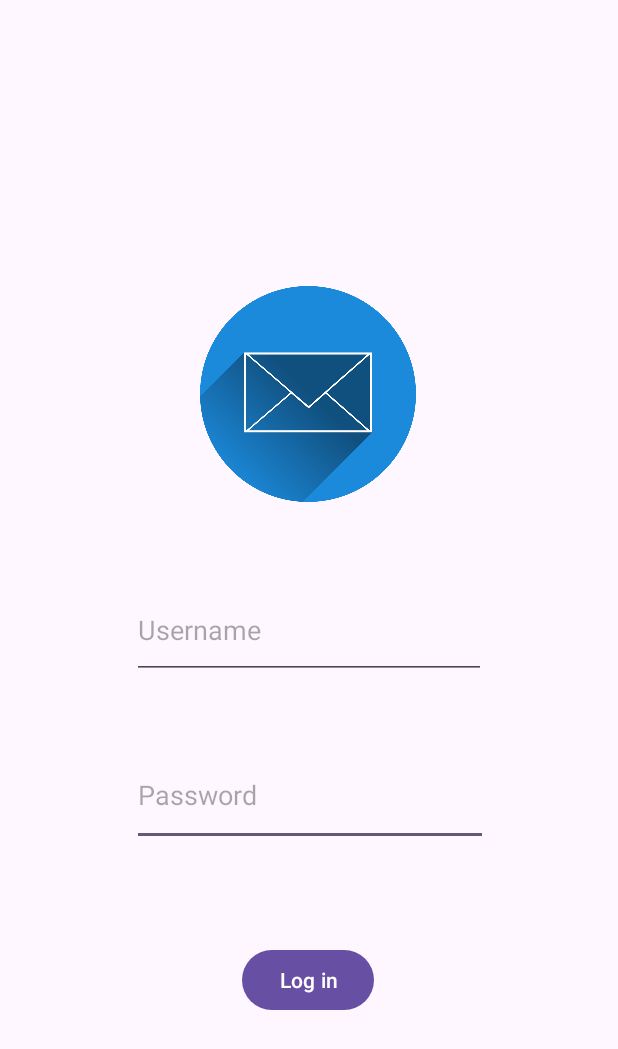
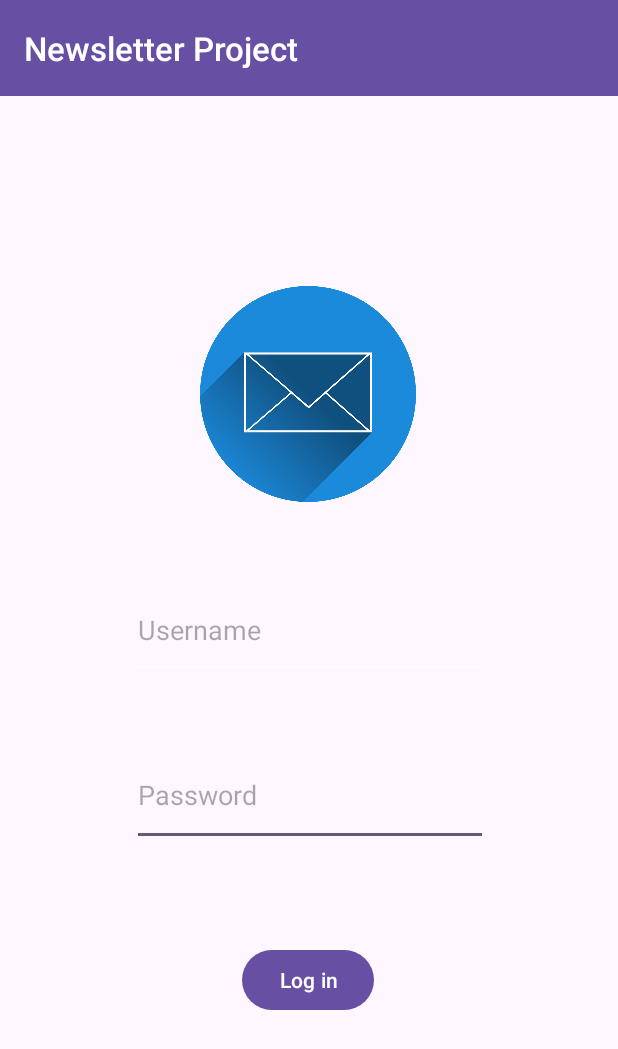
Before and after one commit to lazar-milic-upm/Android_Newsletter, an Android app: the screen it shows after launch (LoginActivity), on a phone screen of 412 x 824 dp. Shown: the top 1049 px of the screen. Run offline under Robolectric (Android 15) with nearby library versions, the phone set to English and light mode, and no system bars.

Commit message:
Commit visual improvements

```diff
--- a/app/src/main/java/com/upm/androidnewsletter/activities/LoginActivity.java
+++ b/app/src/main/java/com/upm/androidnewsletter/activities/LoginActivity.java
@@ -11,6 +11,7 @@ import android.widget.EditText;
 import android.widget.Toast;
 
 import androidx.appcompat.app.AppCompatActivity;
+import androidx.appcompat.widget.Toolbar;
 
 import com.upm.androidnewsletter.R;
 import com.upm.androidnewsletter.exceptions.AuthenticationError;
@@ -25,6 +26,7 @@ public class LoginActivity extends AppCompatActivity {
     private Button loginButton;
     private SharedPreferences sharedPreferences;
     private static ModelManager modelManager;
+    private String usernameString;
 
     @Override
     protected void onCreate(Bundle savedInstanceState) {
@@ -35,6 +37,8 @@ public class LoginActivity extends AppCompatActivity {
         usernameEditText = findViewById(R.id.main_username);
         passwordEditText = findViewById(R.id.main_password);
         loginButton = findViewById(R.id.main_btn_log_in);
+        Toolbar toolbar = findViewById(R.id.toolbar);
+        setSupportActionBar(toolbar);
 
         // SharedPreferences to save API key
         sharedPreferences = getSharedPreferences("LoginPrefs", MODE_PRIVATE);
@@ -54,6 +58,7 @@ public class LoginActivity extends AppCompatActivity {
         // Login button
         loginButton.setOnClickListener(view -> {
             String username = "DEV_TEAM_09";//usernameEditText.getText().toString();
+            usernameString = username;
             String password = "123456@09";//passwordEditText.getText().toString();
             new LoginTask().execute(username, password);
         });
@@ -87,7 +92,7 @@ public class LoginActivity extends AppCompatActivity {
                 editor.putString("apikey", modelManager.getAuthTokenHeader());
                 editor.apply();
 
-                Toast.makeText(LoginActivity.this, "Login successful!", Toast.LENGTH_SHORT).show();
+                Toast.makeText(LoginActivity.this, "Login successful! \nWelcome " + usernameString + "!" , Toast.LENGTH_SHORT).show();
 
                 // Go to MainActivity
                 Intent intent = new Intent(LoginActivity.this, ShowArticlesActivity.class);
--- a/app/src/main/java/com/upm/androidnewsletter/model/Image.java
+++ b/app/src/main/java/com/upm/androidnewsletter/model/Image.java
@@ -28,7 +28,7 @@ public class Image extends ModelEntity{
 		this.order = order;
 		this.description = description;
 		this.idArticle=idArticle;
-		this.image = Utils.createScaledStrImage(b64Image,500,500);
+		this.image = Utils.createScaledStrImage(b64Image,1000,750);
 	}
 
 	/**
--- a/app/src/main/res/layout/activity_login.xml
+++ b/app/src/main/res/layout/activity_login.xml
@@ -5,7 +5,11 @@
     android:id="@+id/main"
     android:layout_width="match_parent"
     android:layout_height="match_parent"
-    tools:context=".activities.LoginActivity">
+    tools:context=".activities.LoginActivity"
+    android:theme="@style/Theme.AndroidNewsletter">
+    <include
+        android:id="@+id/toolbar"
+        layout="@layout/toolbar" />
 
     <EditText
         android:id="@+id/main_password"
--- /dev/null
+++ b/app/src/main/res/layout/toolbar.xml
@@ -0,0 +1,11 @@
+<?xml version="1.0" encoding="utf-8"?>
+<androidx.appcompat.widget.Toolbar
+    xmlns:android="http://schemas.android.com/apk/res/android"
+    xmlns:app="http://schemas.android.com/apk/res-auto"
+    android:id="@+id/toolbar"
+    android:layout_width="match_parent"
+    android:layout_height="?attr/actionBarSize"
+    android:background="?attr/colorPrimary"
+    android:elevation="4dp"
+    android:textAlignment="center"
+    style="@style/ToolbarStyle"/>
--- a/app/src/main/res/values/colors.xml
+++ b/app/src/main/res/values/colors.xml
@@ -3,4 +3,7 @@
     <color name="black">#FF000000</color>
     <color name="white">#FFFFFFFF</color>
     <color name="gray">#010101</color>
+    <color name="primaryColor">#6750A4</color>
+    <drawable name="transperent_color">#00000000</drawable>
+
 </resources>
--- a/app/src/main/res/values/strings.xml
+++ b/app/src/main/res/values/strings.xml
@@ -1,3 +1,3 @@
 <resources>
-    <string name="app_name">Android Newsletter</string>
+    <string name="app_name">Newsletter Project</string>
 </resources>
--- a/app/src/main/res/values/styles.xml
+++ b/app/src/main/res/values/styles.xml
@@ -2,7 +2,7 @@
 <resources>
 
     <style name="ArticleTitle">
-        <item name="android:textSize">24sp</item>
+        <item name="android:textSize">20sp</item>
         <item name="android:textColor">@color/black</item>
         <item name="android:textStyle">bold</item>
         <item name="android:fontFamily">sans-serif-medium</item>
@@ -13,4 +13,17 @@
         <item name="android:textColor">@color/gray</item>
         <item name="android:fontFamily">sans-serif-light</item>
     </style>
+
+    <style name="ToolbarStyle" parent="Widget.AppCompat.Toolbar">
+        <item name="titleTextAppearance">@style/MyToolbarTitle</item>
+        <item name="background">@color/primaryColor</item>
+        <item name="colorControlNormal">#FFFFFF</item>
+    </style>
+
+    <style name="MyToolbarTitle" parent="TextAppearance.AppCompat.Widget.ActionBar.Title">
+        <item name="android:textColor">@color/white</item>
+        <item name="android:textSize">22sp</item>
+        <item name="android:textAlignment">center</item>
+    </style>
+
 </resources>
--- a/app/src/main/res/values/themes.xml
+++ b/app/src/main/res/values/themes.xml
@@ -3,6 +3,7 @@
     <style name="Base.Theme.AndroidNewsletter" parent="Theme.Material3.DayNight.NoActionBar">
         <!-- Customize your light theme here. -->
         <!-- <item name="colorPrimary">@color/my_light_primary</item> -->
+        <item name="colorControlNormal">#FFFFFF</item>
     </style>
 
     <style name="Theme.AndroidNewsletter" parent="Base.Theme.AndroidNewsletter" />
```
Also changed, not shown: app/src/main/java/com/upm/androidnewsletter/activities/ArticleDetailActivity.java (+34 -17 lines), app/src/main/java/com/upm/androidnewsletter/activities/ShowArticlesActivity.java (+19 -15 lines), app/src/main/java/com/upm/androidnewsletter/model/ArticleAdapter.java (+15 -6 lines), app/src/main/res/layout/activity_article_detail.xml (+10 -7 lines), app/src/main/res/layout/activity_show_articles.xml (+26 -20 lines), app/src/main/res/layout/item_article.xml (+33 -4 lines).
